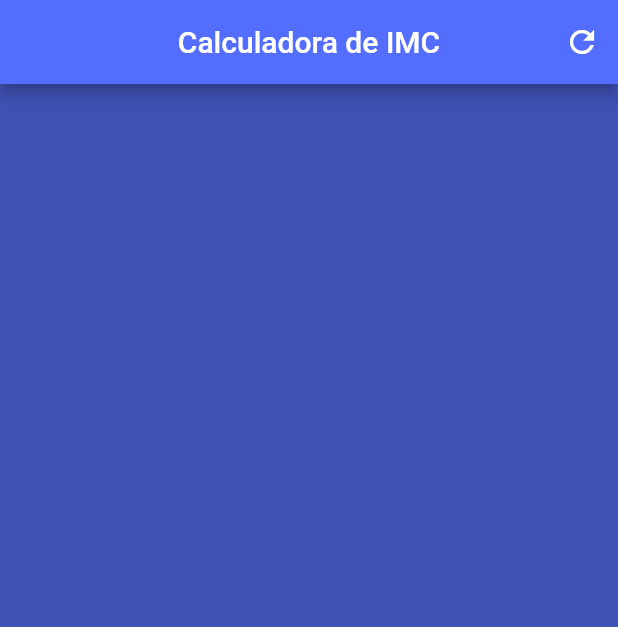
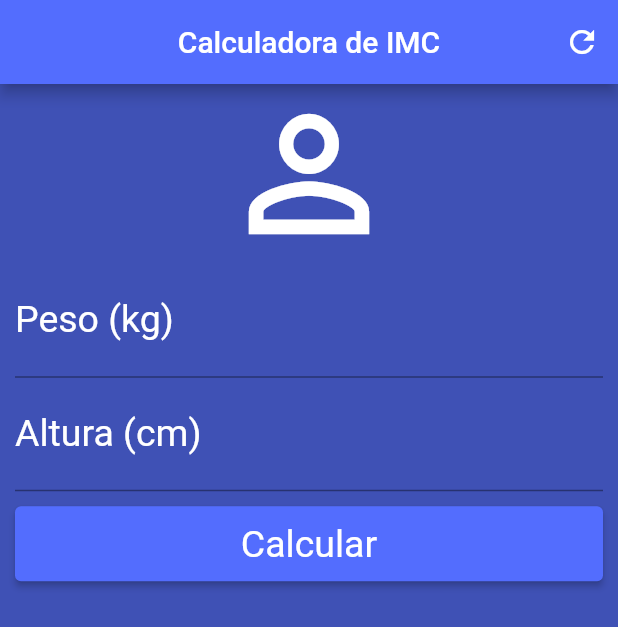
Before and after one commit to Felipe-Augusto-Correia/calculadora-imc, a Flutter app: the screen it shows after launch, on a phone screen of 412 x 824 dp. Shown: the top 627 px of the screen. Run offline on Flutter 3.47's test engine with Material 2 defaults, Android fonts, the phone set to English and light mode, and no system bars.

Commit message:
app finished

```diff
--- a/lib/main.dart
+++ b/lib/main.dart
@@ -9,7 +9,6 @@ void main() {
   );
 }
 
-
 class HomePage extends StatefulWidget {
   const HomePage({Key key}) : super(key: key);
 
@@ -18,6 +17,42 @@ class HomePage extends StatefulWidget {
 }
 
 class _HomePageState extends State<HomePage> {
+  TextEditingController weightController = TextEditingController();
+  TextEditingController heightController = TextEditingController();
+
+  GlobalKey<FormState> _formKey = GlobalKey<FormState>();
+
+  String _infoText = '';
+
+  void _resetField() {
+    weightController.text = '';
+    heightController.text = '';
+    setState(() {
+      _infoText = 'Informe seus dados';
+    });
+  }
+
+  void _calculate() {
+    setState(() {
+      double weight = double.parse(weightController.text);
+      double height = double.parse(heightController.text) / 100;
+      double imc = weight / (height * height);
+      if (imc < 18.6) {
+        _infoText = 'Abaixo do peso (${imc.toStringAsPrecision(3)})';
+      } else if (imc >= 18.6 && imc <= 24.9) {
+        _infoText = 'Peso ideal (${imc.toStringAsPrecision(3)})';
+      } else if (imc >= 24.9 && imc < 29.9) {
+        _infoText = 'Levemente acima do peso (${imc.toStringAsPrecision(4)})';
+      } else if (imc >= 29.9 && imc < 34.9) {
+        _infoText = 'Obesidade Grau I (${imc.toStringAsPrecision(4)})';
+      } else if (imc >= 34.9 && imc < 39.9) {
+        _infoText = 'Obesidade Grau II (${imc.toStringAsPrecision(4)})';
+      } else if (imc >= 40) {
+        _infoText = 'Obesidade Grau III (${imc.toStringAsPrecision(4)})';
+      }
+    });
+  }
+
   @override
   Widget build(BuildContext context) {
     return Scaffold(
@@ -29,9 +64,94 @@ class _HomePageState extends State<HomePage> {
         actions: [
           IconButton(
               icon: Icon(Icons.refresh),
-              onPressed: (){}
+              onPressed: () {
+                _resetField();
+              }),
+        ],
+      ),
+      body: SingleChildScrollView(
+        padding: EdgeInsets.symmetric(horizontal: 10),
+        child: Form(
+          key: _formKey,
+          child: Column(
+            crossAxisAlignment: CrossAxisAlignment.stretch,
+            children: [
+              Icon(
+                Icons.person_outline,
+                size: 120,
+                color: Colors.white,
+              ),
+              TextFormField(
+                keyboardType: TextInputType.number,
+                decoration: InputDecoration(
+                    labelText: 'Peso (kg)',
+                    labelStyle: TextStyle(
+                      color: Colors.white,
+                    )),
+                textAlign: TextAlign.center,
+                style: TextStyle(
+                  fontSize: 25,
+                  color: Colors.white,
+                ),
+                controller: weightController,
+                validator: (value) {
+                  if (value.isEmpty) {
+                    return 'Insira seu peso!';
+                  }
+                  return null;
+                },
+              ),
+              TextFormField(
+                keyboardType: TextInputType.number,
+                decoration: InputDecoration(
+                    labelText: 'Altura (cm)',
+                    labelStyle: TextStyle(
+                      color: Colors.white,
+                    )),
+                textAlign: TextAlign.center,
+                style: TextStyle(
+                  color: Colors.white,
+                  fontSize: 25,
+                ),
+                controller: heightController,
+                validator: (value) {
+                  if (value.isEmpty) {
+                    return 'Insira sua altura!';
+                  }
+                  return null;
+                },
+              ),
+              Padding(
+                padding: const EdgeInsets.symmetric(vertical: 10),
+                child: Container(
+                  height: 50,
+                  child: ElevatedButton(
+                    onPressed: () {
+                      if (_formKey.currentState.validate()) {
+                        _calculate();
+                      }
+                    },
+                    child: Text('Calcular'),
+                    style: ElevatedButton.styleFrom(
+                      primary: Colors.indigoAccent,
+                      textStyle: TextStyle(
+                        fontSize: 25,
+                      ),
+                    ),
+                  ),
+                ),
+              ),
+              Text(
+                _infoText,
+                textAlign: TextAlign.center,
+                style: TextStyle(
+                  color: Colors.white,
+                  fontSize: 25,
+                ),
+              )
+            ],
           ),
-        ],
+        ),
       ),
     );
   }
```
